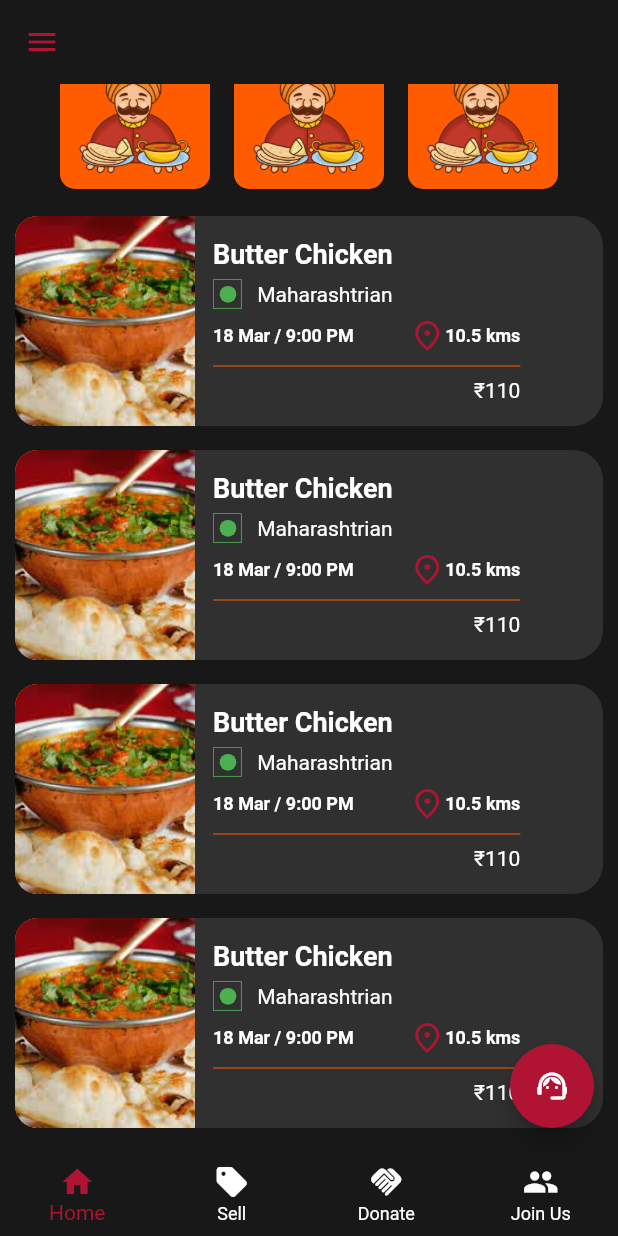
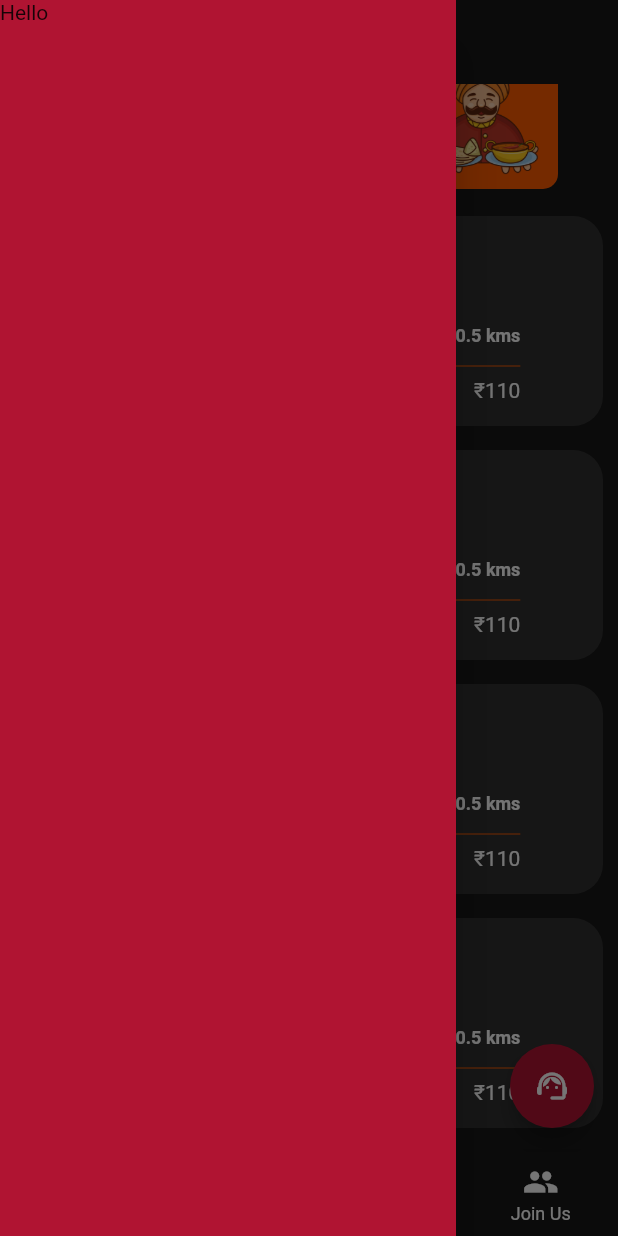
Before and after one commit to jaggadas/annapurna, a Flutter app: the screen it shows after launch, scrolled down 38 dp, after a tap on the "menu" icon, on a phone screen of 412 x 824 dp. Run offline on Flutter 3.47's test engine with Material 2 defaults, Android fonts, the phone set to English and light mode, and no system bars; our stand-ins replace carousel_slider, firebase_core, flutter_svg; accounts and stored records are empty.

Commit message:
added drawer

```diff
--- a/lib/screens/HomePage.dart
+++ b/lib/screens/HomePage.dart
@@ -13,6 +13,7 @@ class HomePage extends StatefulWidget {
 
 class _HomePageState extends State<HomePage> {
   int _selectedIndex = 0;
+  final _scaffoldKey = GlobalKey<ScaffoldState>();
 
   final List<Widget> _pages = [
     HomePageElement(),
@@ -26,11 +27,28 @@ class _HomePageState extends State<HomePage> {
       _selectedIndex = index;
     });
   }
+  Widget getDrawerElements(BuildContext contextt){
+    return ListView(
+      // Important: Remove any padding from the ListView.
+      padding: EdgeInsets.zero,
+      children: <Widget>[
+
+       Text("Hello")
+      ],
+    );
+  }
 
   @override
   Widget build(BuildContext context) {
-    return Scaffold(
+    return Scaffold(key: _scaffoldKey,
       backgroundColor: kGrey,
+      drawer:  Drawer(backgroundColor: kRed,
+
+        // Add a ListView to the drawer. This ensures the user can scroll
+        // through the options in the drawer if there isn't enough vertical
+        // space to fit everything.
+        child: getDrawerElements(context),
+      ),
       bottomNavigationBar:BottomNavigationBar(backgroundColor: kGrey,
         currentIndex: _selectedIndex,
         selectedItemColor: kRed,
@@ -56,7 +74,9 @@ class _HomePageState extends State<HomePage> {
           ),
         ],
       ),
-      appBar: AppBar(leading: InkWell(child: Icon(Icons.menu,color: kRed,),onTap: (){},),elevation: 0,backgroundColor: kGrey,),
+      appBar: AppBar(leading: InkWell(child: Icon(Icons.menu,color: kRed,),onTap: (){
+        _scaffoldKey.currentState!.openDrawer();
+      },),elevation: 0,backgroundColor: kGrey,),
       floatingActionButton: FloatingActionButton(onPressed: (){},child: Icon(Icons.support_agent_rounded),backgroundColor: kRed,),
       body: _pages[_selectedIndex],
     );
```
